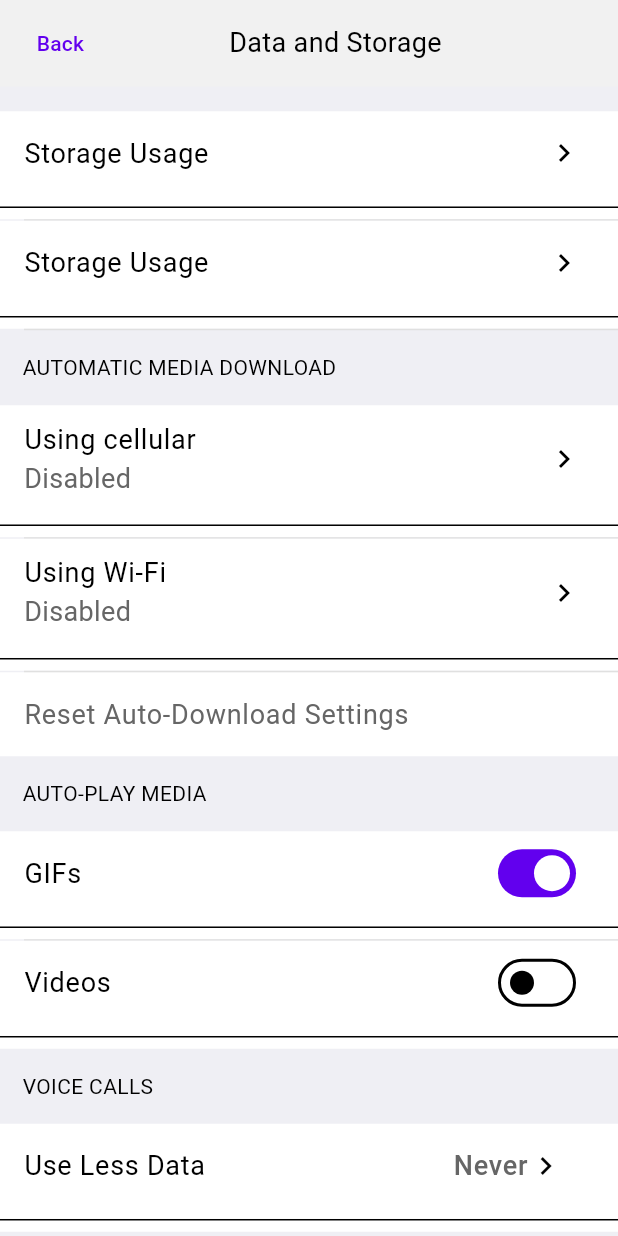
After one commit to ilyosyusuf/telegramUI, a Flutter app: the DataAndStorage screen opened by its route, on a phone screen of 412 x 824 dp. The commit adds this screen. Run offline on Flutter 3.47's test engine with Material 2 defaults, Android fonts, the phone set to English and light mode, and no system bars; our stand-ins replace bloc, chat_bubbles, flutter_bloc, flutter_slidable, flutter_svg, intl_phone_number_input.

```diff
--- a/lib/config/routes/page_routes.dart
+++ b/lib/config/routes/page_routes.dart
@@ -4,7 +4,9 @@ import 'package:telegram/screens/pages/appearance/appearance_view.dart';
 import 'package:telegram/screens/pages/authentication/auth_view.dart';
 import 'package:telegram/screens/pages/chatinside/pages/chat_inside_widget.dart';
 import 'package:telegram/screens/pages/chats/pages/chat_view.dart';
+import 'package:telegram/screens/pages/datastorage/data_and_storage_view.dart';
 import 'package:telegram/screens/pages/notifications/notifications_view.dart';
+import 'package:telegram/screens/pages/privacy/privacy_and_security_view.dart';
 
 class MyRoute {
   static final MyRoute _instance = MyRoute._init();
@@ -24,8 +26,10 @@ class MyRoute {
         return _pages(AppearanceView());
       case '/notificationview':
         return _pages(NotificationView());
-            case '/privacy':
-        return _pages(NotificationView());
+      case '/privacy':
+        return _pages(PrivacyAndSecurityView());
+      case '/datastorage':
+        return _pages(DataAndStorage());
       case '/chatinside':
         return _pages(ChatInsideView(data: args as List));
     }
--- a/lib/core/constants/colors/color_const.dart
+++ b/lib/core/constants/colors/color_const.dart
@@ -17,4 +17,5 @@ class ColorConst {
   static Color kGrey = Colors.grey.shade300;
   static Color kWhite = Colors.white;
   static Color kGreen = Color(0XFFE1FEC6);
+  static final Color kBackgroundColor = Color(0XFFEFEFF4);
 }
--- a/lib/main.dart
+++ b/lib/main.dart
@@ -1,10 +1,6 @@
 import 'package:flutter/material.dart';
 import 'package:telegram/config/init/navigation/navigator.dart';
 import 'package:telegram/config/routes/page_routes.dart';
-import 'package:telegram/screens/mainview/cubit/main_cubit.dart';
-import 'package:telegram/screens/pages/appearance/appearance_view.dart';
-import 'package:telegram/screens/pages/authentication/auth_view.dart';
-import 'package:telegram/screens/pages/language/language_view.dart';
 
 void main() async {
   WidgetsFlutterBinding.ensureInitialized();
--- /dev/null
+++ b/lib/screens/pages/datastorage/data_and_storage_view.dart
@@ -0,0 +1,146 @@
+import 'package:flutter/material.dart';
+import 'package:telegram/config/init/navigation/navigator.dart';
+import 'package:telegram/core/constants/colors/color_const.dart';
+import 'package:telegram/core/constants/font/font_style.dart';
+import 'package:telegram/core/extensions/context_extension.dart';
+import 'package:telegram/widgets/appbarwidget/appbarwidget.dart';
+import 'package:telegram/widgets/listtilewidget/list_tile_widget.dart';
+
+class DataAndStorage extends StatelessWidget {
+  const DataAndStorage({Key? key}) : super(key: key);
+
+  @override
+  Widget build(BuildContext context) {
+    return scaffold(context);
+  }
+
+  Scaffold scaffold(BuildContext context) {
+    return Scaffold(
+      backgroundColor: ColorConst.kBackgroundColor,
+      body: SafeArea(
+        child: Column(
+          children: [
+            AppBarWidget(
+              leading: TextButton(
+                onPressed: () => NavigationService.instance.pop(''),
+                child: const Text("Back"),
+              ),
+              center: const Text("Data and Storage", style: FStyles.headline4s),
+              trailing: SizedBox(width: context.w * 0.07),
+            ),
+            Expanded(
+              child: SingleChildScrollView(
+                child: Column(
+                  crossAxisAlignment: CrossAxisAlignment.start,
+                  children: [
+                    SizedBox(
+                      height: context.w * 0.04,
+                    ),
+                    ListTileWidget(
+                      title: Text("Storage Usage", style: FStyles.headline3s),
+                      trailing: Icon(Icons.chevron_right_outlined),
+                    ),
+                    divider(),
+                    ListTileWidget(
+                                            title: Text("Storage Usage", style: FStyles.headline3s),
+
+                      trailing: Icon(Icons.chevron_right_outlined),
+                    ),
+                    divider(),
+                    Padding(
+                        padding: EdgeInsets.all(15.0),
+                        child: Text("AUTOMATIC MEDIA DOWNLOAD")),
+                    ListTileWidget(
+                      title: Text("Using cellular", style: FStyles.headline3s),
+                      subtitle: Text(
+                        "Disabled",
+                        style: FStyles.headline4sgrey,
+                      ),
+                      trailing: const Icon(Icons.chevron_right_outlined),
+                    ),
+                    divider(),
+                    ListTileWidget(
+                      title: Text("Using Wi-Fi", style: FStyles.headline3s),
+                      subtitle: Text(
+                        "Disabled",
+                        style: FStyles.headline4sgrey,
+                      ),
+                      trailing: const Icon(Icons.chevron_right_outlined),
+                    ),
+                    divider(),
+                    ListTile(
+                      tileColor: ColorConst.kWhite,
+                      title: Text(
+                        "Reset Auto-Download Settings",
+                        style: FStyles.headline4sgrey,
+                      ),
+                    ),
+                    Padding(
+                      padding: EdgeInsets.all(15.0),
+                      child: Text("AUTO-PLAY MEDIA"),
+                    ),
+                    ListTileWidget(
+                      title: Text("GIFs", style: FStyles.headline3s),
+                      trailing: Switch.adaptive(
+                        value: true,
+                        onChanged: (bool value) {},
+                      ),
+                    ),
+                    divider(),
+                    ListTileWidget(
+                      title: Text("Videos", style: FStyles.headline3s),
+                      trailing: Switch.adaptive(
+                          value: false, onChanged: (bool value) {}),
+                    ),
+                    Padding(
+                      padding: EdgeInsets.all(15.0),
+                      child: Text("VOICE CALLS"),
+                    ),
+                    ListTileWidget(
+                      title: Text("Use Less Data", style: FStyles.headline3s),
+                      trailing: SizedBox(
+                        width: context.w * 78 / 375,
+                        height: context.w * 4,
+                        child: Row(
+                          children: [
+                            Text("Never", style: FStyles.headline4sgrey),
+                            const Icon(Icons.chevron_right_outlined)
+                          ],
+                        ),
+                      ),
+                    ),
+                    Padding(
+                      padding: EdgeInsets.all(15.0),
+                      child: Text(
+                        'OTHER',
+                        style: FStyles.headline4s,
+                      ),
+                    ),
+                    ListTileWidget(
+                      title: Text("Save Incoming Photos", style: FStyles.headline3s),
+                      trailing: Icon(Icons.chevron_right_outlined),
+                    ),
+                    ListTileWidget(
+                      title: Text("SSave Edited Photos", style: FStyles.headline3s),
+                      trailing: Switch.adaptive(
+                          value: true, onChanged: (bool value) {}),
+                    ),
+                  ],
+                ),
+              ),
+            ),
+          ],
+        ),
+      ),
+    );
+  }
+
+  Divider divider() {
+    return Divider(
+      height: 1,
+      color: ColorConst.kGrey,
+      thickness: 1,
+      indent: 16,
+    );
+  }
+}
--- a/lib/screens/pages/notifications/notifications_view.dart
+++ b/lib/screens/pages/notifications/notifications_view.dart
@@ -18,7 +18,7 @@ class NotificationView extends StatelessWidget {
   @override
   Widget build(BuildContext context) {
     return Scaffold(
-      backgroundColor: ColorConst.kBackground,
+      backgroundColor: ColorConst.kBackgroundColor,
       body: SingleChildScrollView(
         child: SafeArea(
           child: Center(
--- a/lib/screens/pages/privacy/privacy_and_security_view.dart
+++ b/lib/screens/pages/privacy/privacy_and_security_view.dart
@@ -17,7 +17,7 @@ class PrivacyAndSecurityView extends StatelessWidget {
 
   Scaffold scaffold(BuildContext context) {
     return Scaffold(
-      backgroundColor: ColorConst.kBackground,
+      backgroundColor: ColorConst.kBackgroundColor,
       body: SafeArea(
         child: Column(
           children: [
--- a/lib/screens/pages/settings/pages/settings_view.dart
+++ b/lib/screens/pages/settings/pages/settings_view.dart
@@ -87,9 +87,6 @@ class SettingsView extends StatelessWidget {
                               child: SettingListtileWidget(
                                   icon:
                                       context.watch<MainCubit>().secondfour[i],
-
-                                  // text:
-                                  // "text",
                                   text: context
                                       .watch<MainCubit>()
                                       .secondfourtext[i]),
```
